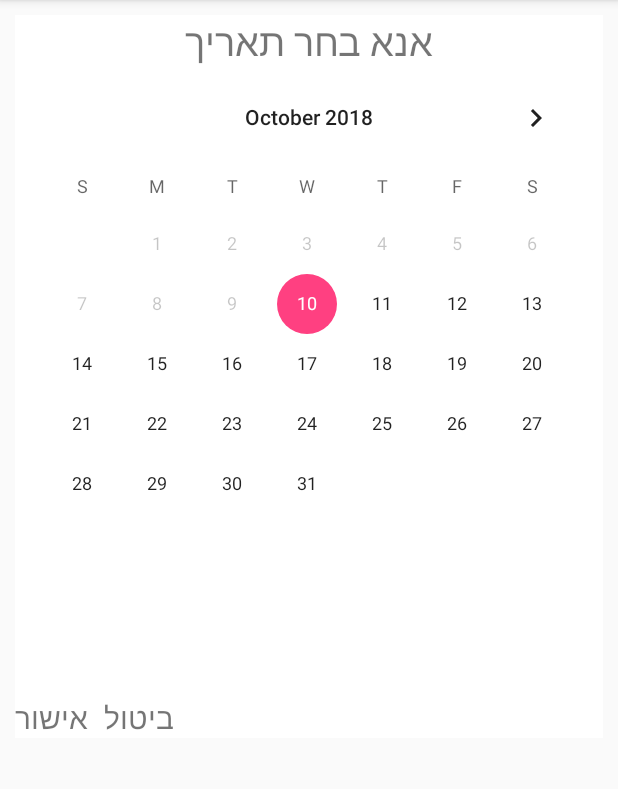
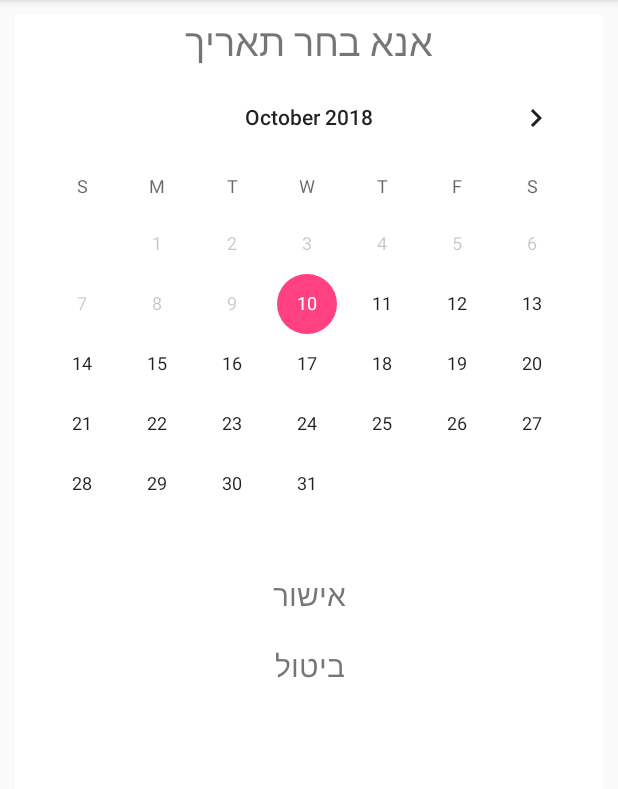
Before and after one commit to benarie/iQueues, an Android app: the DriverMainScreen screen opened directly, with no data from a screen before it, after a tap on "קבע תור", on a phone screen of 412 x 824 dp, the part 84-873 px from its top. Run offline under Robolectric (Android 15) with nearby library versions, the phone set to English and light mode, and no system bars; our stand-ins replace Firebase (no records; nobody signed in at launch, a user with empty details on screens opened directly).

Commit message:
11/10/18

```diff
--- a/app/src/main/java/com/iQueues/DriverMainScreen.java
+++ b/app/src/main/java/com/iQueues/DriverMainScreen.java
@@ -1,60 +1,27 @@
 package com.iQueues;
 
-import android.app.Activity;
-import android.app.AlertDialog;
 import android.app.Fragment;
 import android.app.FragmentManager;
 import android.app.FragmentTransaction;
-import android.app.ProgressDialog;
-import android.content.SharedPreferences;
-import android.nfc.Tag;
 import android.os.Bundle;
-import android.provider.Settings;
-import android.renderscript.Sampler;
 import android.support.annotation.NonNull;
-import android.support.v4.content.LocalBroadcastManager;
 import android.support.v7.app.AppCompatActivity;
 import android.support.v7.widget.CardView;
 import android.util.Log;
-import android.view.LayoutInflater;
 import android.view.View;
 import android.widget.Button;
-import android.widget.ProgressBar;
 import android.widget.TextView;
 import android.widget.Toast;
 
-import com.google.android.gms.common.internal.safeparcel.SafeParcelable;
-import com.google.android.gms.tasks.OnCompleteListener;
 import com.google.android.gms.tasks.OnFailureListener;
 import com.google.android.gms.tasks.OnSuccessListener;
-import com.google.android.gms.tasks.Task;
-import com.google.firebase.auth.FirebaseAuth;
-import com.google.firebase.auth.FirebaseUser;
-import com.google.firebase.auth.UserProfileChangeRequest;
-import com.google.firebase.database.DataSnapshot;
-import com.google.firebase.database.DatabaseError;
-import com.google.firebase.database.DatabaseReference;
-import com.google.firebase.database.FirebaseDatabase;
-import com.google.firebase.database.ValueEventListener;
 import com.google.firebase.firestore.CollectionReference;
-import com.google.firebase.firestore.DocumentReference;
 import com.google.firebase.firestore.DocumentSnapshot;
-import com.google.firebase.firestore.EventListener;
-import com.google.firebase.firestore.FieldValue;
 import com.google.firebase.firestore.FirebaseFirestore;
-import com.google.firebase.firestore.FirebaseFirestoreException;
 import com.google.firebase.firestore.QuerySnapshot;
 
-import java.text.DateFormat;
-import java.text.SimpleDateFormat;
-import java.util.ArrayList;
 import java.util.Calendar;
-import java.util.Date;
-import java.util.HashMap;
 import java.util.List;
-import java.util.Map;
-
-import javax.annotation.Nullable;
 
 import data.GlobalUtils;
 import data.Globals;
@@ -67,8 +34,8 @@ public class DriverMainScreen extends AppCompatActivity implements DateFragment.
     TextView baseTv;
     Button insertQueueBtn;
     Button deleteQueueBtn;
-    Button editedQueueBtn;
-    Button targetBtn;
+    Button changeQueueBtn;
+    Button directionBtn;
     CardView cardView;
 
     final String DATE_FRAGMENT_TAG = "date_fragment";
@@ -78,13 +45,12 @@ public class DriverMainScreen extends AppCompatActivity implements DateFragment.
     final String TIME_TAG = "time";
     final String KEY_NAME = "name";
 
-    private String time;
-
     private FirebaseFirestore database = FirebaseFirestore.getInstance();
     private CollectionReference orderRef = database.collection("orders");
 
 
     Order order = new Order();
+
 
     @Override
     protected void onCreate(Bundle savedInstanceState) {
@@ -100,10 +66,10 @@ public class DriverMainScreen extends AppCompatActivity implements DateFragment.
         timeTv = findViewById(R.id.time_text_view);
         baseTv = findViewById(R.id.no_queue_text_view);
 
-        editedQueueBtn = findViewById(R.id.edited_btn);
+        changeQueueBtn = findViewById(R.id.change_btn);
         deleteQueueBtn = findViewById(R.id.delete_btn);
         insertQueueBtn = findViewById(R.id.insert_queue_btn);
-        targetBtn = findViewById(R.id.target_btn);
+        directionBtn = findViewById(R.id.direction_btn);
         cardView = findViewById(R.id.queue_cell);
 
         String uid = GlobalUtils.getStringFromLocalStorage(DriverMainScreen.this, Globals.UID_LOCAL_STORAGE_KEY);
@@ -119,16 +85,14 @@ public class DriverMainScreen extends AppCompatActivity implements DateFragment.
                 transaction.add(R.id.fragment_container, new DateFragment(), DATE_FRAGMENT_TAG);
 
                 transaction.addToBackStack(null).commit();
-
             }
         });
 
-
         deleteQueueOnClick();
 
+        changeQueueOnClick();
 
     }
-
 
     @Override
     public void onBackPressed() {
@@ -138,7 +102,6 @@ public class DriverMainScreen extends AppCompatActivity implements DateFragment.
         } else {
             super.onBackPressed();
         }
-
     }
 
     /////////////
@@ -147,10 +110,10 @@ public class DriverMainScreen extends AppCompatActivity implements DateFragment.
 
         order.setDate(date);
 
-        TimeListFragment tlf = new TimeListFragment ();
+        TimeListFragment tlf = new TimeListFragment();
         Bundle args = new Bundle();
-        args.putString(TimeListFragment.DATA_RECEIVE,date);
-        tlf .setArguments(args);
+        args.putString(TimeListFragment.DATA_RECEIVE, date);
+        tlf.setArguments(args);
 
         //replace between fragments
         getFragmentManager().beginTransaction().replace(R.id.fragment_container, tlf, TIME_LIST_FRAGMENT_TAG)
@@ -158,7 +121,6 @@ public class DriverMainScreen extends AppCompatActivity implements DateFragment.
 
         Fragment fragment = getFragmentManager().findFragmentByTag(DATE_FRAGMENT_TAG);
         getFragmentManager().beginTransaction().remove(fragment).commit();
-
     }
 
     /////////////
@@ -182,7 +144,7 @@ public class DriverMainScreen extends AppCompatActivity implements DateFragment.
                 order.setTime(time);
                 order.setStatus(Globals.ACTIVE_ORDER_STATUS);
 
-                pushOrderDataToDataBase();
+                pushDataOfOrderToFireStore();
 
             }
 
@@ -222,17 +184,20 @@ public class DriverMainScreen extends AppCompatActivity implements DateFragment.
             timeTv.setText("לילה טוב");
     }
 
-    private void pushOrderDataToDataBase() {
+    private void pushDataOfOrderToFireStore() {
 
-        String date = order.getDate();
-        String time = order.getTime();
-        String uid = GlobalUtils.getStringFromLocalStorage(DriverMainScreen.this, Globals.UID_LOCAL_STORAGE_KEY);
+        final String date = order.getDate();
+        final String time = order.getTime();
+        final String uid = GlobalUtils.getStringFromLocalStorage(DriverMainScreen.this, Globals.UID_LOCAL_STORAGE_KEY);
         String status = Globals.ACTIVE_ORDER_STATUS;
-        String orderId = orderRef.document().getId(); //generate new id
+        final String orderId = orderRef.document().getId(); //generate new id
 
         final Order order = new Order(orderId, date, time, uid, status);
 
-        orderRef.document(orderId)
+        final Order temp = OrdersQueue.getInstance().getActive();
+
+        if (OrdersQueue.getInstance().getSize() <= 0) {
+            orderRef.document(orderId) //make a new order
                     .set(order)
                     .addOnSuccessListener(new OnSuccessListener<Void>() {
                         @Override
@@ -249,6 +214,24 @@ public class DriverMainScreen extends AppCompatActivity implements DateFragment.
                             Log.d(TAG, e.toString());
                         }
                     });
+        } else {
+            orderRef.document(temp.getOrderId())
+                    .update("date", date, "time", time)
+                    .addOnSuccessListener(new OnSuccessListener<Void>() {
+                        @Override
+                        public void onSuccess(Void aVoid) {
+                            OrdersQueue.getInstance().updateOrder(temp.getOrderId(), date, time);
+                            afterGetOrderData();
+                            Toast.makeText(DriverMainScreen.this, "The update is successed", Toast.LENGTH_SHORT).show();
+                        }
+                    }).addOnFailureListener(new OnFailureListener() {
+                @Override
+                public void onFailure(@NonNull Exception e) {
+                    Toast.makeText(DriverMainScreen.this, "Error!", Toast.LENGTH_SHORT).show();
+                    Log.d(TAG, e.toString());
+                }
+            });
+        }
 
     }
 
@@ -291,9 +274,9 @@ public class DriverMainScreen extends AppCompatActivity implements DateFragment.
             timeTv.setText(temp.getTime());
 
             insertQueueBtn.setVisibility(View.GONE);
-            editedQueueBtn.setVisibility(View.VISIBLE);
+            changeQueueBtn.setVisibility(View.VISIBLE);
             deleteQueueBtn.setVisibility(View.VISIBLE);
-            targetBtn.setVisibility(View.VISIBLE);
+            directionBtn.setVisibility(View.VISIBLE);
 
         } else {
 
@@ -303,9 +286,9 @@ public class DriverMainScreen extends AppCompatActivity implements DateFragment.
             baseTv.setText(R.string.note);
 
             insertQueueBtn.setVisibility(View.VISIBLE);
-            editedQueueBtn.setVisibility(View.GONE);
+            changeQueueBtn.setVisibility(View.GONE);
             deleteQueueBtn.setVisibility(View.GONE);
-            targetBtn.setVisibility(View.GONE);
+            directionBtn.setVisibility(View.GONE);
 
         }
 
@@ -347,4 +330,22 @@ public class DriverMainScreen extends AppCompatActivity implements DateFragment.
         });
 
     }
+
+    public void changeQueueOnClick() {
+
+        changeQueueBtn.setOnClickListener(new View.OnClickListener() {
+            @Override
+            public void onClick(View v) {
+
+                FragmentManager manager = getFragmentManager();
+                FragmentTransaction transaction = manager.beginTransaction();
+                transaction.add(R.id.fragment_container, new DateFragment(), DATE_FRAGMENT_TAG);
+
+                transaction.addToBackStack(null).commit();
+
             }
+        });
+
+
+    }
+}
--- a/app/src/main/java/com/iQueues/TimeListFragment.java
+++ b/app/src/main/java/com/iQueues/TimeListFragment.java
@@ -23,6 +23,9 @@ import com.google.firebase.firestore.Query;
 import com.google.firebase.firestore.QuerySnapshot;
 
 import java.util.ArrayList;
+import java.util.Collection;
+import java.util.Collections;
+import java.util.Comparator;
 import java.util.List;
 
 
@@ -124,7 +127,7 @@ public class TimeListFragment extends ListFragment {
 
         orderRef.whereEqualTo("status", "active")
                 .whereEqualTo("date", date)
-                .orderBy("time").get()
+                .get()
                 .addOnSuccessListener(new OnSuccessListener<QuerySnapshot>() {
                     @Override
                     public void onSuccess(QuerySnapshot queryDocumentSnapshots) {
--- a/app/src/main/java/data/GlobalUtils.java
+++ b/app/src/main/java/data/GlobalUtils.java
@@ -3,6 +3,7 @@ package data;
 import android.app.Activity;
 import android.content.Context;
 import android.content.SharedPreferences;
+
 
 public class GlobalUtils {
 
--- a/app/src/main/res/layout/activity_driver_main.xml
+++ b/app/src/main/res/layout/activity_driver_main.xml
@@ -86,7 +86,7 @@
                 android:visibility="gone" />
 
             <Button
-                android:id="@+id/edited_btn"
+                android:id="@+id/change_btn"
                 android:layout_width="0dp"
                 android:layout_height="wrap_content"
                 android:layout_weight="1"
@@ -105,7 +105,7 @@
         </LinearLayout>
 
         <Button
-            android:id="@+id/target_btn"
+            android:id="@+id/direction_btn"
             android:layout_width="match_parent"
             android:layout_height="wrap_content"
             android:layout_alignParentBottom="true"
--- a/app/src/main/res/layout/date_fragment.xml
+++ b/app/src/main/res/layout/date_fragment.xml
@@ -21,34 +21,38 @@
     <CalendarView
         android:id="@+id/calendar"
         android:layout_width="match_parent"
-        android:layout_height="420dp"
+        android:layout_height="wrap_content"
         android:layout_alignParentStart="true"
         android:layout_below="@+id/date_text_view"
         android:layout_centerVertical="true" />
 
     <LinearLayout
         android:layout_width="match_parent"
-        android:layout_height="wrap_content"
+        android:layout_height="match_parent"
         android:layout_below="@+id/calendar"
-        android:orientation="horizontal">
+        android:orientation="vertical">
 
         <TextView
             android:id="@+id/ok_date_btn"
-            android:layout_width="wrap_content"
+            android:layout_width="match_parent"
             android:layout_height="wrap_content"
             android:text="אישור"
+            android:textDirection="anyRtl"
+            android:textAlignment="center"
             android:textSize="20sp" />
 
         <Space
-            android:layout_width="10dp"
-            android:layout_height="0dp" />
+            android:layout_width="0dp"
+            android:layout_height="20dp" />
 
 
         <TextView
             android:id="@+id/cancel_date_btn"
-            android:layout_width="wrap_content"
+            android:layout_width="match_parent"
             android:layout_height="wrap_content"
             android:text="ביטול"
+            android:textAlignment="center"
+            android:textDirection="anyRtl"
             android:textSize="20sp" />
 
 
```
Also changed, not shown: app/src/main/java/com/iQueues/OrdersQueue.java (+26 -9 lines). Lines whose indentation alone changed are shown as unchanged.
